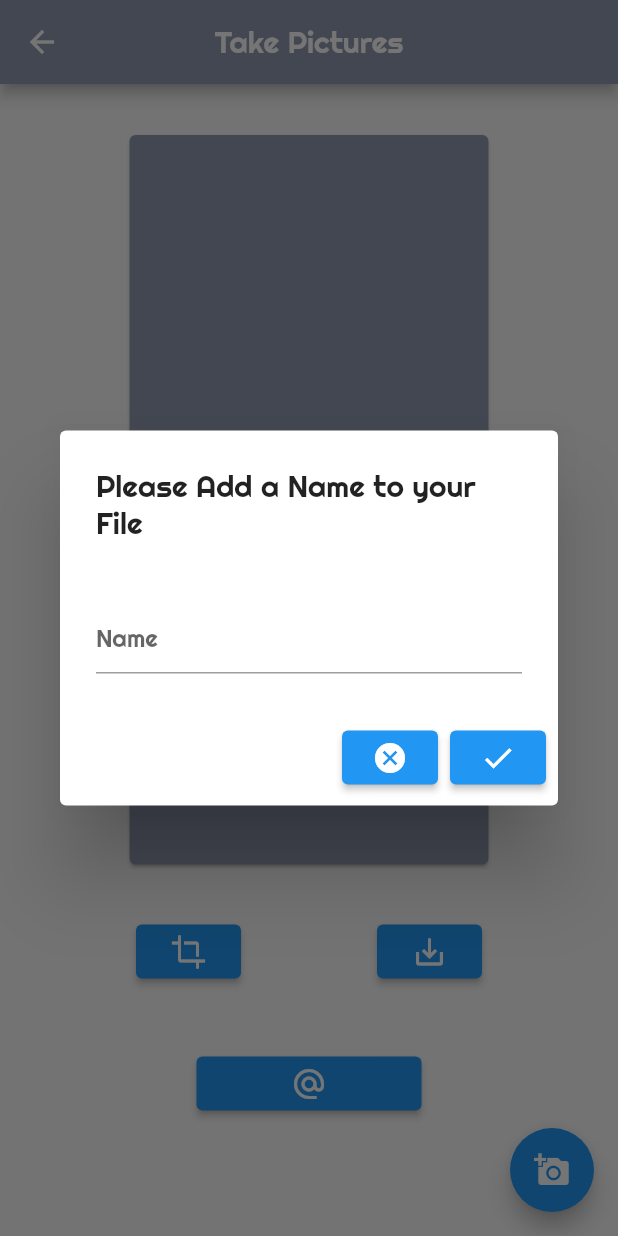
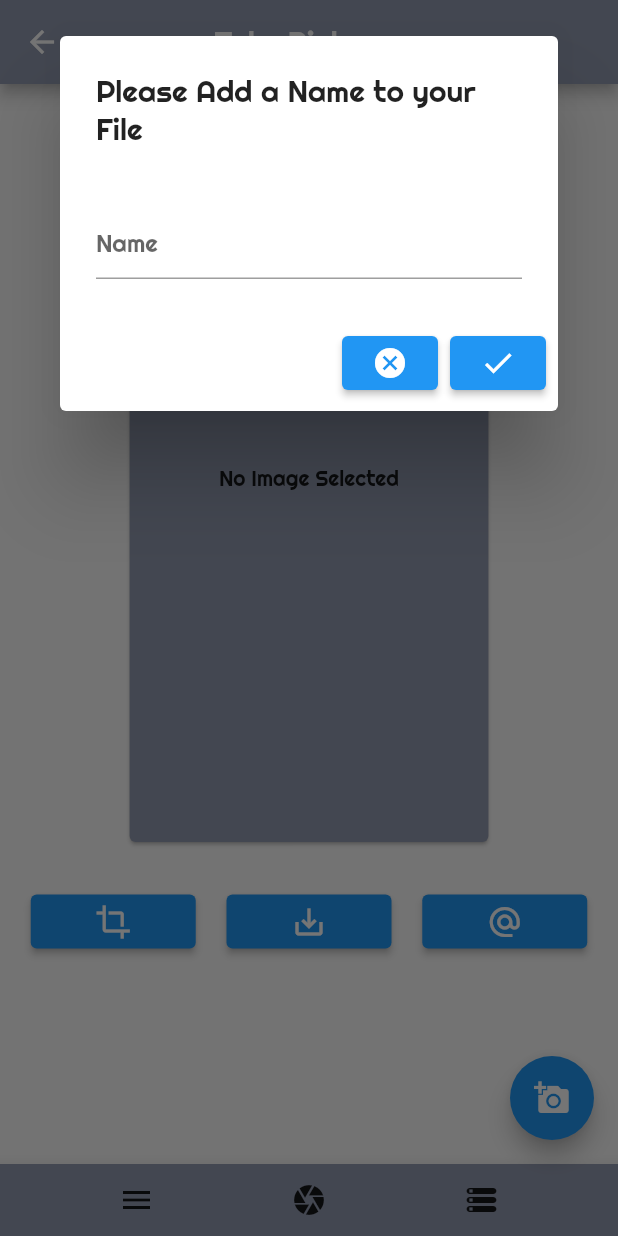
Before and after one commit to brianchang12/Asciify, a Flutter app: the screen it shows after launch, item 2 of the bottom bar chosen, after a tap on the "save alt" icon, on a phone screen of 412 x 824 dp. Run offline on Flutter 3.47's test engine with Material 2 defaults, Android fonts, the phone set to English and light mode, and no system bars; our stand-ins replace dio, flushbar, image_cropper, image_gallery_saver, image_picker; missing offline and left inert: dart:ffi.

Commit message:
Home and Camera finished

```diff
--- a/lib/main.dart
+++ b/lib/main.dart
@@ -19,7 +19,7 @@ void main() {
           textTheme: TextTheme(
             headline1: TextStyle(
               color: Color(0xFFF98125),
-              fontSize: 80.0,
+              fontSize: 50.0,
             ),
               headline2: TextStyle(
                 color: Color(0xFFFFFFFF),
--- a/lib/screens/camera_page.dart
+++ b/lib/screens/camera_page.dart
@@ -27,10 +27,21 @@ class _CameraPageState extends State<CameraPage> {
   File _imageFile;
   final picker = ImagePicker();
   Image image;
-  TextEditingController textController = TextEditingController();
+  TextEditingController textController;
 
 
+  @override
+  void initState() {
+    super.initState();
+    textController = TextEditingController();
+  }
 
+
+  @override
+  void dispose() {
+    textController.dispose();
+    super.dispose();
+  }
 
   Future<void> _saveImage({String fileName, String format, File fileToSave}) async {
     if (fileToSave != null) {
@@ -65,7 +76,11 @@ class _CameraPageState extends State<CameraPage> {
   StatefulBuilder _saveDialogue({String exceptionText = '', File fileToSave, String format}) {
     return StatefulBuilder(
         builder: (BuildContext context, StateSetter setState) {
-          return AlertDialog(
+          print(context);
+          print("saving...");
+          return SingleChildScrollView(
+            scrollDirection: Axis.vertical,
+            child: AlertDialog(
               title: Text('Please Add a Name to your File'),
               content: Column(
                   mainAxisSize: MainAxisSize.min,
@@ -112,6 +127,7 @@ class _CameraPageState extends State<CameraPage> {
                 },
                     child: Icon(Icons.check))
               ],
+            ),
           );
         }
     );
@@ -121,15 +137,17 @@ class _CameraPageState extends State<CameraPage> {
     if (_imageFile == null) {
       throw NoImageException('No Image to Convert');
     } else {
+      print(_imageFile.path);
       img.Image test = img.decodeImage(await _imageFile.readAsBytes());
       int width = test.width;
       int height = test.height;
       double scaleFactor = 0.075;
       test = img.copyResize(
-          test, height: (scaleFactor * height * (1.30)).toInt(),
-          width: (scaleFactor * width).toInt(),
+          test, height: (scaleFactor * height).toInt(),
+          width: (scaleFactor * width * 1.12).toInt(),
           interpolation: img.Interpolation.nearest);
-      test = img.grayscale(test);
+      print(test.width);
+      print(test.height);
       test = img.adjustColor(test, contrast: 20.0);
       String chars = " .:-=+*#%@";
       List<String> charList = chars.split("");
@@ -185,23 +203,38 @@ class _CameraPageState extends State<CameraPage> {
       });
     }
   }
-  // _imageFile == null ? Text('No Image Selected') : Image.file(_imageFile),
-  @override
-  Widget build(BuildContext context) {
-    return Scaffold(
-      resizeToAvoidBottomInset: false,
-      appBar: AppBar(
-        title: Text('Take Pictures'),
+
+  Widget _cropButton() {
+    return SizedBox(
+      width: 110.0,
+      child: ElevatedButton(
+          onPressed: () {
+            _crop(ImageSource.gallery);
+          },
+          child: Icon(Icons.crop)
       ),
-      body: Align(
-        alignment: Alignment.topCenter,
-        child: Column(
-          children: [
-            Container(
-              margin: EdgeInsets.fromLTRB(0, 30.0, 0, 30.0),
-              width: MediaQuery.of(context).size.width * 0.60,
-              height: MediaQuery.of(context).size.height * 0.60,
-                child: _imageFile == null ? Card(
+    );
+  }
+
+  Widget _saveButton() {
+    return SizedBox(
+      width: 110.0,
+      child: ElevatedButton(
+        onPressed: () {
+          print(context);
+          showDialog(context: context,
+              barrierDismissible: false,
+              builder: (BuildContext context) {
+                return _saveDialogue(fileToSave: _imageFile, format: '.png');
+              });
+        },
+        child: Icon(Icons.save_alt),
+      ),
+    );
+  }
+
+  Widget _imageDisplay() {
+    return _imageFile == null ? Card(
       child: Align(
         alignment: Alignment.center,
         child: Text('No Image Selected'),
@@ -210,40 +243,41 @@ class _CameraPageState extends State<CameraPage> {
     ) : FittedBox(
       child: Image.file(_imageFile),
       fit: BoxFit.fill,
-                )
+    );
+  }
+
+
+  // _imageFile == null ? Text('No Image Selected') : Image.file(_imageFile),
+  Widget _landscapeOrientation() {
+    return Row(
+        mainAxisAlignment: MainAxisAlignment.spaceAround,
+        mainAxisSize: MainAxisSize.max,
+        children: [
+          Container(
+              margin: EdgeInsets.fromLTRB(0, 15.0, 0, 15.0),
+              width: MediaQuery.of(context).size.width * 0.60,
+              height: MediaQuery.of(context).size.height * 0.60,
+              child: _imageDisplay()
           ),
-            Row(
-              mainAxisAlignment: MainAxisAlignment.spaceEvenly,
+          Column(
+            mainAxisAlignment: MainAxisAlignment.spaceAround,
+            mainAxisSize: MainAxisSize.max,
             children: [
-                SizedBox(
-                  width: 70.0,
-                  child: ElevatedButton(
-                      onPressed: () {
-                        _crop(ImageSource.gallery);
-                      },
-                      child: Icon(Icons.crop)
-                  ),
-                ),
-                SizedBox(
-                  width: 70.0,
-                  child: ElevatedButton(
-                    onPressed: () {
-                      showDialog(context: context,
-                          barrierDismissible: false,
-                          builder: (BuildContext context) {
-                            return _saveDialogue(fileToSave: _imageFile, format: '.png');
-                      });
-                    },
-                    child: Icon(Icons.save_alt),
-                  ),
-                )
+              _cropButton(),
+              _saveButton(),
+              _convertButton(),
             ],
           ),
           SizedBox(
-              height: 40.0,
-            ),
-            SizedBox(
-              width: 150.0,
+            width: 35.0,
+          )
+        ],
+      );
+  }
+
+  Widget _convertButton() {
+    return SizedBox(
+      width: 110.0,
       child: ElevatedButton(
         onPressed: () async {
           SnackBar message;
@@ -252,13 +286,20 @@ class _CameraPageState extends State<CameraPage> {
           BuildContext dialogContext;
           showDialog(context: context, barrierDismissible: false,
               builder: (BuildContext context) {
+                context.findAncestorRenderObjectOfType();
                 dialogContext = context;
                 return Dialog(
-                          child: new Row(
+                  child: new Column(
                     mainAxisSize: MainAxisSize.min,
                     children: [
-                              CircularProgressIndicator(),
-                              Text('Converting')
+                      Container(
+                        child: CircularProgressIndicator(),
+                        margin: EdgeInsets.all(15.0),
+                      ),
+                      Container(
+                        child: Text('Converting'),
+                        margin: EdgeInsets.all(15.0),
+                      )
                     ],
                   ),
                 );
@@ -267,6 +308,7 @@ class _CameraPageState extends State<CameraPage> {
             converted = await _convertImage();
             Navigator.pop(dialogContext);
           } on NoImageException catch(e) {
+            await Future.delayed(Duration(seconds: 1));
             Navigator.pop(dialogContext);
             message = SnackBar(content: Text(e.cause));
             ScaffoldMessenger.of(context).showSnackBar(message);
@@ -282,9 +324,62 @@ class _CameraPageState extends State<CameraPage> {
         },
         child: Icon(Icons.alternate_email),
       ),
-            )
+    );
+  }
+
+  Widget _portraitOrientation() {
+    print(context);
+    print('portait');
+    return Column(
+          mainAxisAlignment: MainAxisAlignment.start,
+          mainAxisSize: MainAxisSize.max,
+          children: [
+            Container(
+                margin: EdgeInsets.fromLTRB(0, 15.0, 0, 25.0),
+                width: MediaQuery.of(context).size.width * 0.60,
+                height: MediaQuery.of(context).size.height * 0.60,
+                child: _imageDisplay()
+            ),
+            Row(
+              mainAxisAlignment: MainAxisAlignment.spaceEvenly,
+              children: [
+                _cropButton(),
+                _saveButton(),
+                _convertButton()
               ],
-        )
+            ),
+          ],
+        );
+  }
+  @override
+  Widget build(BuildContext context) {
+    return Scaffold(
+      resizeToAvoidBottomInset: false,
+      bottomNavigationBar: BottomAppBar(
+        child: Row(
+          mainAxisAlignment: MainAxisAlignment.spaceEvenly,
+          children: [
+            IconButton(icon: Icon(Icons.menu),
+                onPressed: () {
+              Navigator.pushNamed(context, "/");
+                }),
+            IconButton(icon: Icon(Icons.camera),
+                onPressed: () {
+                  print(context);
+                }),
+            IconButton(icon: Icon(Icons.storage_rounded),
+              onPressed: () {},)
+          ],
+        ),
+      ),
+      appBar: AppBar(
+        title: Text('Take Pictures'),
+      ),
+      body: OrientationBuilder(
+        builder: (BuildContext orientationContext, orientation) {
+          return orientation == Orientation.portrait ? _portraitOrientation() :
+              _landscapeOrientation();
+        },
       ),
       floatingActionButton: FloatingActionButton(
         onPressed: () {
--- a/lib/screens/home_page.dart
+++ b/lib/screens/home_page.dart
@@ -8,14 +8,93 @@ final String caption = 'Turn your regular photos into Ascii photos';
 
 
 
-class HomePage extends StatelessWidget {
+class HomePage extends StatelessWidget{
+
+  Widget _homePortrait(BuildContext homeContext) {
+    return Column(
+      crossAxisAlignment: CrossAxisAlignment.center,
+      mainAxisAlignment: MainAxisAlignment.start,
+      mainAxisSize: MainAxisSize.min,
+      children: [
+        Container(
+          width: MediaQuery.of(homeContext).size.width * 0.80,
+          height: MediaQuery.of(homeContext).size.height * 0.70,
+          child: Card(
+            color:  Color(0xFF5B84C4),
+            shape: RoundedRectangleBorder(
+                borderRadius: BorderRadius.circular(25.0)
+            ),
+            child: Column(
+              mainAxisSize: MainAxisSize.min,
+              mainAxisAlignment: MainAxisAlignment.start,
+              children: <Widget>[
+                Container(
+                    child: Image(
+                      image: image,
+                      width: MediaQuery.of(homeContext).size.width * 0.55,
+                      height: MediaQuery.of(homeContext).size.height * 0.45,
+                    )
+                ),
+                Container(
+                  child: Text(title,
+                    style: Theme.of(homeContext).textTheme.headline1,
+                  ),
+                ),
+                Container(
+                  child: Text(caption,
+                    style: Theme.of(homeContext).textTheme.headline2,
+                  ),
+                ),
+              ],
+            ),
+          ),
+        ),
+      ],
+    );
+  }
+
+  Widget _homeWidget() {
+    return Builder(
+      builder: (BuildContext context) {
+        return Center(
+          child: Container(
+            width: MediaQuery.of(context).size.width * 0.80,
+            height: MediaQuery.of(context).size.height * 0.55,
+            child: Card(
+              color: Color(0xFF5B84C4),
+              shape: RoundedRectangleBorder(
+                  borderRadius: BorderRadius.circular(25.0)),
+              child: Center(
+                child: Column(
+                  mainAxisAlignment: MainAxisAlignment.spaceAround,
+                  crossAxisAlignment: CrossAxisAlignment.center,
+                  children: [
+                    Image(
+                      image: image,
+                      width: MediaQuery.of(context).size.width * 0.40,
+                      height: MediaQuery.of(context).size.height * 0.30,
+                    ),
+                    Text(title,
+                      style: Theme.of(context).textTheme.headline1,
+                    ),
+                    Expanded(
+                      child: Text(caption,
+                        textAlign: TextAlign.center,
+                        style: Theme.of(context).textTheme.headline2,
+                      ),
+                    ),
+                  ],
+                ),
+              ),
+            ),
+          ),
+        );
+      },
+    );
+  }
 
   @override
   Widget build(BuildContext context) {
-    SystemChrome.setPreferredOrientations([
-      DeviceOrientation.portraitUp,
-      DeviceOrientation.portraitDown,
-    ]);
     return Scaffold(
       bottomNavigationBar: BottomAppBar(
         child: Row(
@@ -37,62 +116,17 @@ class HomePage extends StatelessWidget {
       appBar: AppBar(
         title: Text('Welcome To Asciify'),
       ),
-      body: HomePortrait(),
+      body: _homeWidget(),
       );
   }
-}
+  // @override
+  // void initState(){
+  //   super.initState();
+  //   SystemChrome.setPreferredOrientations([
+  //     DeviceOrientation.portraitUp,
+  //     DeviceOrientation.portraitDown,
+  //   ]);
+  // }
 
 
-
-class HomePortrait extends StatelessWidget {
-
-  @override
-  Widget build(BuildContext context) {
-    return Align(
-      alignment: Alignment.topCenter,
-      child: Column(
-        children: [
-          SizedBox(
-            height: 40.0,
-          ),
-          Container(
-            width: 400.0,
-            height: 435.0,
-            child: Card(
-              color:  Color(0xFF5B84C4),
-              shape: RoundedRectangleBorder(
-                borderRadius: BorderRadius.circular(25.0)
-              ),
-              child: Column(
-                mainAxisSize: MainAxisSize.min,
-                mainAxisAlignment: MainAxisAlignment.center,
-                children: <Widget>[
-                  Container(
-                      child: Image(
-                        image: image,
-                        width: 250.0,
-                        height: 250.0,
-                      )
-                  ),
-                  Container(
-                    child: Text(title,
-                      style: Theme.of(context).textTheme.headline1,
-                      ),
-                    ),
-                  Container(
-                    child: Text(caption,
-                    style: Theme.of(context).textTheme.headline2,
-                    ),
-                  ),
-                  SizedBox(
-                    height: 20.0,
-                  )
-                ],
-              ),
-            ),
-          ),
-        ],
-      ),
-    );
-  }
 }
```
Lines whose indentation alone changed are shown as unchanged.
